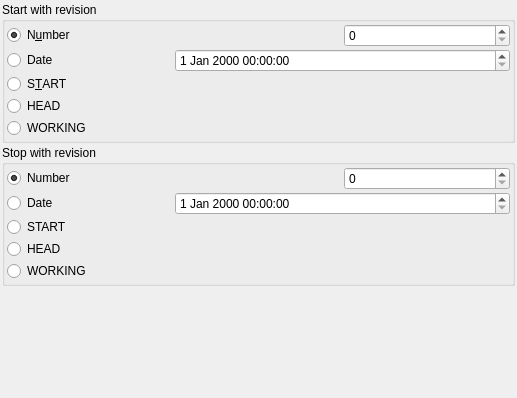
Qt form src/svnfrontend/fronthelpers/rangeinput.ui (KDE/kdesvn) before a commit.
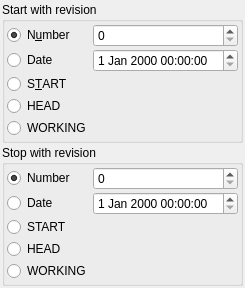
The same form after that commit.

Commit message: RangeInput: add ability to specifiy revision to display, cleanup ui

Diff of the .ui file:
```diff
--- a/src/svnfrontend/fronthelpers/rangeinput.ui
+++ b/src/svnfrontend/fronthelpers/rangeinput.ui
@@ -2,20 +2,6 @@
 <ui version="4.0">
  <class>RangeInput</class>
  <widget class="QWidget" name="RangeInput">
-  <property name="geometry">
-   <rect>
-    <x>0</x>
-    <y>0</y>
-    <width>517</width>
-    <height>398</height>
-   </rect>
-  </property>
-  <property name="minimumSize">
-   <size>
-    <width>517</width>
-    <height>0</height>
-   </size>
-  </property>
   <property name="windowTitle">
    <string>Revisions</string>
   </property>
@@ -31,16 +17,19 @@
      <layout class="QVBoxLayout" name="verticalLayout_2">
       <item>
        <layout class="QGridLayout" name="gridLayout_2">
-        <item row="0" column="0" colspan="2">
-         <widget class="QRadioButton" name="m_startNumberButton">
+        <item row="4" column="0" colspan="2">
+         <widget class="QRadioButton" name="m_startWorkingButton">
+          <property name="toolTip">
+           <string>Select current working copy changes</string>
+          </property>
           <property name="text">
-           <string>N&amp;umber</string>
-          </property>
-          <property name="checked">
-           <bool>true</bool>
+           <string>WORKING</string>
           </property>
          </widget>
         </item>
+        <item row="1" column="2">
+         <widget class="QDateTimeEdit" name="m_startDateInput"/>
+        </item>
         <item row="0" column="2">
          <widget class="QSpinBox" name="m_startRevInput">
           <property name="sizePolicy">
@@ -51,7 +40,7 @@
           </property>
          </widget>
         </item>
-        <item row="1" column="0">
+        <item row="1" column="0" colspan="2">
          <widget class="QRadioButton" name="m_startDateButton">
           <property name="text">
            <string>Date</string>
@@ -61,8 +50,22 @@
           </property>
          </widget>
         </item>
-        <item row="1" column="1" colspan="2">
-         <widget class="QDateTimeEdit" name="m_startDateInput"/>
+        <item row="0" column="0" colspan="2">
+         <widget class="QRadioButton" name="m_startNumberButton">
+          <property name="text">
+           <string>N&amp;umber</string>
+          </property>
+          <property name="checked">
+           <bool>true</bool>
+          </property>
+         </widget>
+        </item>
+        <item row="3" column="0" colspan="2">
+         <widget class="QRadioButton" name="m_startHeadButton">
+          <property name="text">
+           <string>HEAD</string>
+          </property>
+         </widget>
         </item>
         <item row="2" column="0" colspan="2">
          <widget class="QRadioButton" name="m_startStartButton">
@@ -71,23 +74,6 @@
           </property>
          </widget>
         </item>
-        <item row="3" column="0" colspan="2">
-         <widget class="QRadioButton" name="m_startHeadButton">
-          <property name="text">
-           <string>HEAD</string>
-          </property>
-         </widget>
-        </item>
-        <item row="4" column="0">
-         <widget class="QRadioButton" name="m_startWorkingButton">
-          <property name="toolTip">
-           <string>Select current working copy changes</string>
-          </property>
-          <property name="text">
-           <string>WORKING</string>
-          </property>
-         </widget>
-        </item>
        </layout>
       </item>
      </layout>
@@ -121,19 +107,6 @@
           </property>
          </widget>
         </item>
-        <item row="1" column="0">
-         <widget class="QRadioButton" name="m_stopDateButton">
-          <property name="text">
-           <string>Date</string>
-          </property>
-          <property name="shortcut">
-           <string/>
-          </property>
-         </widget>
-        </item>
-        <item row="1" column="1" colspan="2">
-         <widget class="QDateTimeEdit" name="m_stopDateInput"/>
-        </item>
         <item row="2" column="0" colspan="2">
          <widget class="QRadioButton" name="m_stopStartButton">
           <property name="text">
@@ -148,7 +121,20 @@
           </property>
          </widget>
         </item>
-        <item row="4" column="0">
+        <item row="1" column="2">
+         <widget class="QDateTimeEdit" name="m_stopDateInput"/>
+        </item>
+        <item row="1" column="0" colspan="2">
+         <widget class="QRadioButton" name="m_stopDateButton">
+          <property name="text">
+           <string>Date</string>
+          </property>
+          <property name="shortcut">
+           <string/>
+          </property>
+         </widget>
+        </item>
+        <item row="4" column="0" colspan="2">
          <widget class="QRadioButton" name="m_stopWorkingButton">
           <property name="toolTip">
            <string>Select current working copy changes</string>
@@ -171,7 +157,7 @@
      <property name="sizeHint" stdset="0">
       <size>
        <width>20</width>
-       <height>40</height>
+       <height>0</height>
       </size>
      </property>
     </spacer>
```
The commit also changes 4 other files.
